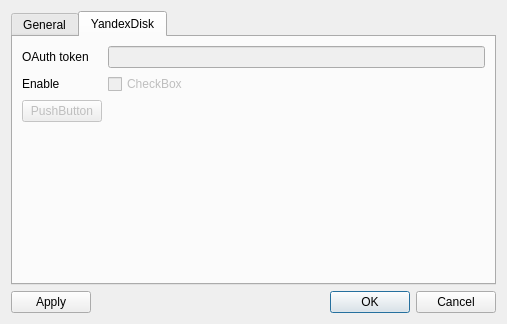
Old version of the form settings.ui in the repository roman-zm/qBackup.
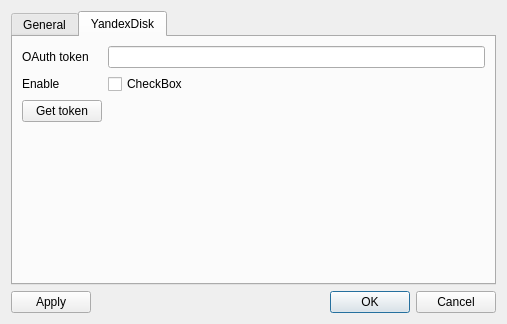
New version of the form. The open tabs and pages were chosen to show the change.

Diff of the .ui file:
```diff
--- a/settings.ui
+++ b/settings.ui
@@ -17,7 +17,7 @@
    <item row="0" column="0" colspan="2">
     <widget class="QTabWidget" name="tabWidget">
      <property name="currentIndex">
-      <number>0</number>
+      <number>1</number>
      </property>
      <widget class="QWidget" name="tab">
       <attribute name="title">
@@ -126,7 +126,7 @@
        <item row="0" column="1">
         <widget class="QLineEdit" name="OAuthLineEdit">
          <property name="enabled">
-          <bool>false</bool>
+          <bool>true</bool>
          </property>
         </widget>
        </item>
@@ -140,7 +140,7 @@
        <item row="1" column="1">
         <widget class="QCheckBox" name="YDcheckBox">
          <property name="enabled">
-          <bool>false</bool>
+          <bool>true</bool>
          </property>
          <property name="text">
           <string>CheckBox</string>
@@ -163,10 +163,10 @@
        <item row="2" column="0">
         <widget class="QPushButton" name="pushButton_2">
          <property name="enabled">
-          <bool>false</bool>
+          <bool>true</bool>
          </property>
          <property name="text">
-          <string>PushButton</string>
+          <string>Get token</string>
          </property>
         </widget>
        </item>
```
